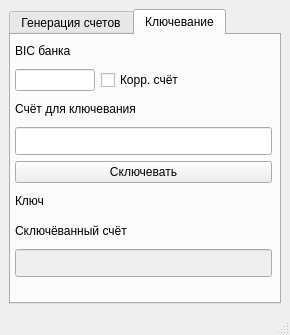
This is UiMainWindow_Linux.ui in fleytman/generator_bank_accounts as Qt 5 draws it before an edit. The edited form follows.
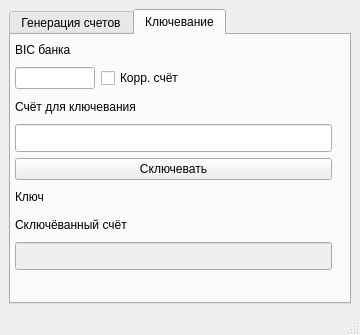
This is the edited form. The open tabs and pages were chosen to show the change.

Commit message: [+] Добавлена обработка ctrl+c [] Немного увеличен минимальный размер окна в Linux, снова фиксирован.

Patch:
```diff
--- a/UiMainWindow_Linux.ui
+++ b/UiMainWindow_Linux.ui
@@ -9,20 +9,26 @@
    <rect>
     <x>0</x>
     <y>0</y>
-    <width>290</width>
+    <width>360</width>
     <height>335</height>
    </rect>
   </property>
+  <property name="sizePolicy">
+   <sizepolicy hsizetype="Preferred" vsizetype="Preferred">
+    <horstretch>0</horstretch>
+    <verstretch>0</verstretch>
+   </sizepolicy>
+  </property>
   <property name="minimumSize">
    <size>
-    <width>290</width>
+    <width>360</width>
     <height>335</height>
    </size>
   </property>
   <property name="maximumSize">
    <size>
-    <width>500</width>
-    <height>16777215</height>
+    <width>360</width>
+    <height>335</height>
    </size>
   </property>
   <property name="windowTitle">
@@ -240,8 +246,8 @@
          <rect>
           <x>0</x>
           <y>4</y>
-          <width>261</width>
-          <height>238</height>
+          <width>321</width>
+          <height>231</height>
          </rect>
         </property>
         <layout class="QGridLayout" name="gridLayout_3" columnstretch="0,0">
```
Left out of the diff: 184 changed lines with no effect on the pictures. The commit also changes 2 other files.
